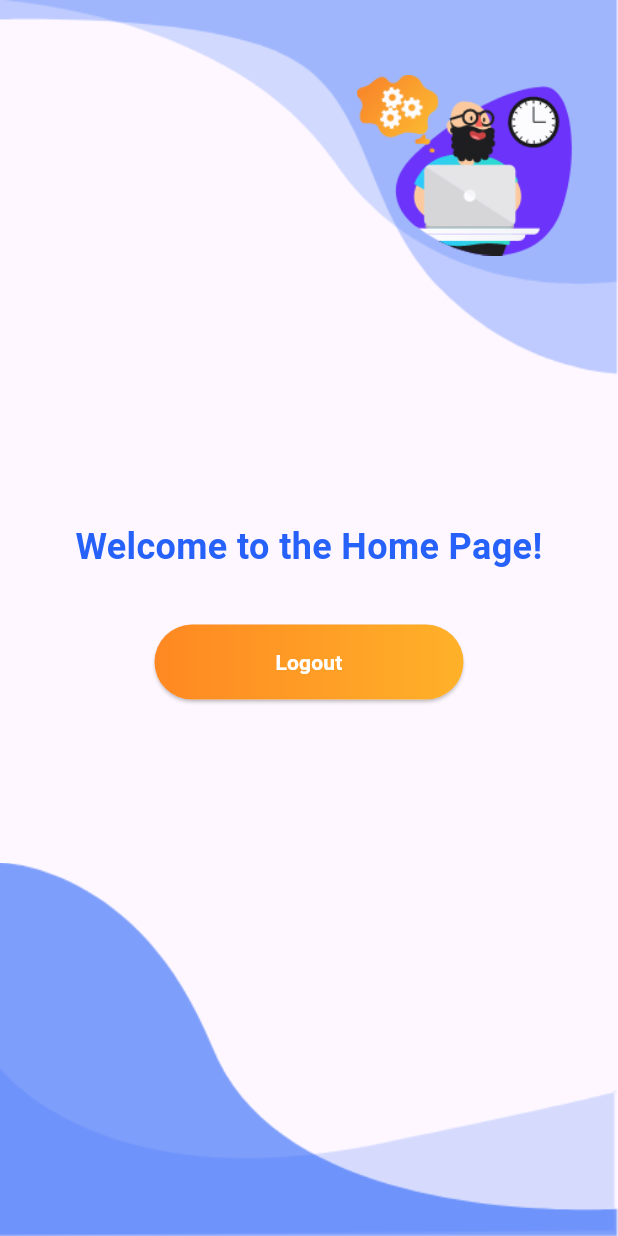
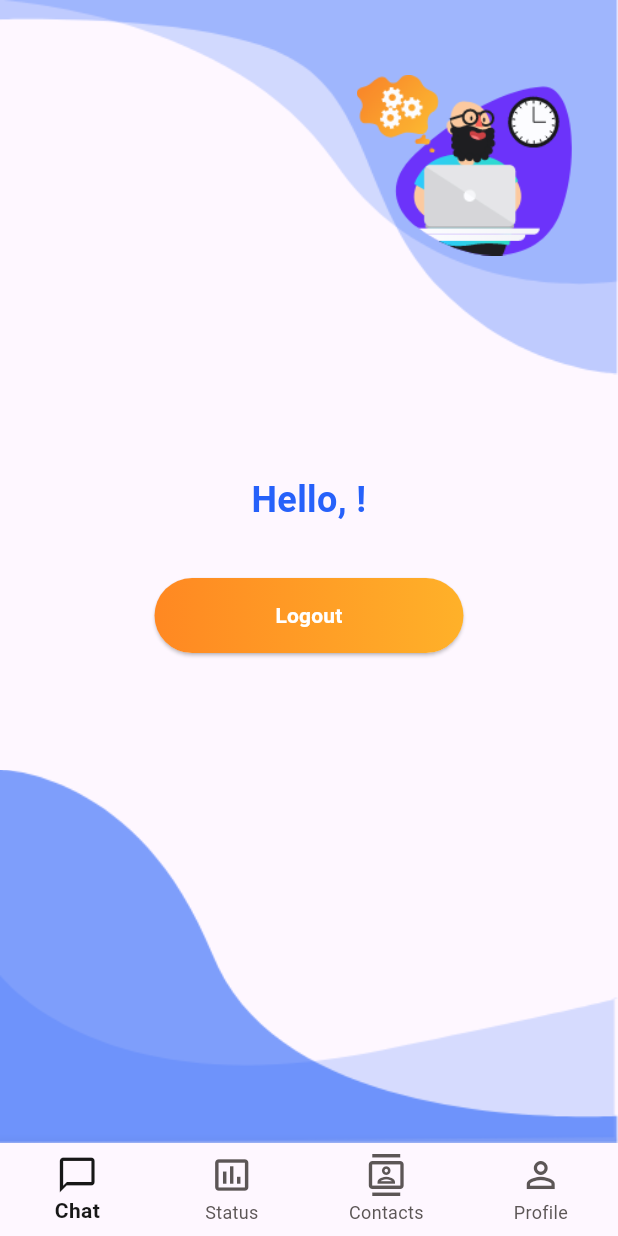
Before and after one commit to IshanDilhan/ChatJet-chatApp-with-flutter, a Flutter app: the HomePage screen opened directly, on a phone screen of 412 x 824 dp. Run offline on Flutter 3.47's test engine with Material 3 defaults, Android fonts, the phone set to English and light mode, and no system bars; our stand-ins replace cloud_firestore, firebase_auth, firebase_core, google_fonts, google_sign_in, logger and 1 more; accounts and stored records are empty.

Commit message:
main screen and userprovider seted

```diff
--- a/lib/controlers/user_controler.dart
+++ b/lib/controlers/user_controler.dart
@@ -1,6 +1,6 @@
 import 'package:chatapp/models/user_model.dart';
 import 'package:chatapp/screens/SignInPages/loging_screen.dart';
-import 'package:chatapp/screens/home_page.dart';
+import 'package:chatapp/screens/main_screen.dart';
 import 'package:cloud_firestore/cloud_firestore.dart';
 import 'package:firebase_auth/firebase_auth.dart';
 import 'package:flutter/material.dart';
--- a/lib/screens/home_page.dart
+++ b/lib/screens/HomePages/home_page.dart
@@ -1,13 +1,44 @@
 import 'package:chatapp/controlers/user_controler.dart';
+import 'package:chatapp/providers/user_provider.dart';
+
 import 'package:chatapp/screens/SignInPages/loging_screen.dart';
 import 'package:flutter/material.dart';
+import 'package:logger/web.dart';
+import 'package:provider/provider.dart';
 
-class HomePage extends StatelessWidget {
-  const HomePage({super.key});
+class HomeScreen extends StatefulWidget {
+  const HomeScreen({super.key});
+
+  @override
+  State<HomeScreen> createState() => _HomeScreenState();
+}
+
+class _HomeScreenState extends State<HomeScreen> {
+  @override
+  void initState() {
+    super.initState();
+    _loadUserData();
+  }
+
+  Logger _logger = Logger();
+  Future<void> _loadUserData() async {
+    try {
+      await Provider.of<UserProvider>(context, listen: false).loadUserData();
+      final user = Provider.of<UserProvider>(context, listen: false).user;
+      if (user != null) {
+        _logger.i("User data loaded successfully: ${user.username}");
+      } else {
+        _logger.w("User data could not be loaded.");
+      }
+    } catch (error) {
+      _logger.e("Error loading user data: $error");
+    }
+  }
 
   @override
   Widget build(BuildContext context) {
     Size size = MediaQuery.of(context).size;
+    final fretcheduser = Provider.of<UserProvider>(context).user;
 
     return Scaffold(
       // ignore: sized_box_for_whitespace
@@ -62,9 +93,9 @@ class HomePage extends StatelessWidget {
               children: <Widget>[
                 Container(
                   alignment: Alignment.center,
-                  child: const Text(
-                    "Welcome to the Home Page!",
-                    style: TextStyle(
+                  child: Text(
+                    "Hello, ${fretcheduser?.username ?? 'User'}!",
+                    style: const TextStyle(
                       fontWeight: FontWeight.bold,
                       color: Color(0xFF2661FA),
                       fontSize: 24,
--- a/lib/screens/SignInPages/loging_screen.dart
+++ b/lib/screens/SignInPages/loging_screen.dart
@@ -1,7 +1,7 @@
 import 'package:chatapp/controlers/user_controler.dart';
 import 'package:chatapp/screens/SignInPages/reset_password.dart';
 import 'package:chatapp/screens/SignInPages/sign_up.dart';
-import 'package:chatapp/screens/home_page.dart';
+import 'package:chatapp/screens/main_screen.dart';
 import 'package:flutter/material.dart';
 import 'package:google_fonts/google_fonts.dart';
 import 'package:logger/logger.dart';
--- a/lib/screens/SignInPages/sign_up.dart
+++ b/lib/screens/SignInPages/sign_up.dart
@@ -1,6 +1,6 @@
 import 'package:chatapp/controlers/user_controler.dart';
 import 'package:chatapp/screens/SignInPages/loging_screen.dart';
-import 'package:chatapp/screens/home_page.dart';
+import 'package:chatapp/screens/main_screen.dart';
 import 'package:flutter/material.dart';
 import 'package:google_fonts/google_fonts.dart';
 import 'package:logger/logger.dart';
--- a/lib/screens/SignInPages/splash_screen.dart
+++ b/lib/screens/SignInPages/splash_screen.dart
@@ -1,6 +1,6 @@
 import 'package:chatapp/screens/SignInPages/loging_screen.dart';
 import 'package:chatapp/screens/SignInPages/sign_up.dart';
-import 'package:chatapp/screens/home_page.dart';
+import 'package:chatapp/screens/main_screen.dart';
 import 'package:cloud_firestore/cloud_firestore.dart';
 import 'package:firebase_auth/firebase_auth.dart';
 import 'package:flutter/cupertino.dart';
--- /dev/null
+++ b/lib/screens/main_screen.dart
@@ -0,0 +1,75 @@
+import 'package:chatapp/screens/HomePages/home_page.dart';
+import 'package:flutter/material.dart';
+import 'package:google_fonts/google_fonts.dart';
+import 'package:chatapp/screens/HomePages/contact_page.dart';
+import 'package:chatapp/screens/HomePages/profile_screen.dart';
+import 'package:chatapp/screens/HomePages/status_screen.dart';
+
+class HomePage extends StatefulWidget {
+  const HomePage({super.key});
+
+  @override
+  State<HomePage> createState() => _HomePageState();
+}
+
+class _HomePageState extends State<HomePage> {
+  int _currentIndex = 0;
+
+  final List<Widget> _screens = [
+    const HomeScreen(), // Pass parameters later
+    const StatusScreen(),
+    const ContactPage(),
+    const ProfileScreen(),
+  ];
+
+  @override
+  Widget build(BuildContext context) {
+    return Scaffold(
+      body: _screens[_currentIndex],
+      bottomNavigationBar: BottomNavigationBar(
+        type: BottomNavigationBarType.fixed,
+        currentIndex: _currentIndex,
+        selectedItemColor: const Color.fromARGB(
+            255, 23, 23, 23), // Color for the selected item
+        unselectedItemColor:
+            const Color.fromARGB(255, 92, 86, 86), // Color for unselected items
+        selectedFontSize: 14,
+        unselectedFontSize: 12,
+        iconSize: 28,
+        onTap: (index) {
+          setState(() {
+            _currentIndex = index;
+          });
+        },
+        items: const [
+          BottomNavigationBarItem(
+            icon: Icon(Icons.chat_bubble_outline),
+            label: "Chat",
+            backgroundColor: Colors.white,
+          ),
+          BottomNavigationBarItem(
+            icon: Icon(Icons.insert_chart_outlined),
+            label: "Status",
+            backgroundColor: Colors.white,
+          ),
+          BottomNavigationBarItem(
+            icon: Icon(Icons.contacts_outlined),
+            label: "Contacts",
+            backgroundColor: Colors.white,
+          ),
+          BottomNavigationBarItem(
+            icon: Icon(Icons.person_outline),
+            label: "Profile",
+            backgroundColor: Colors.white,
+          ),
+        ],
+        selectedLabelStyle: GoogleFonts.roboto(
+          fontWeight: FontWeight.w600,
+        ),
+        unselectedLabelStyle: GoogleFonts.roboto(
+          fontWeight: FontWeight.w400,
+        ),
+      ),
+    );
+  }
+}
--- a/pubspec.yaml
+++ b/pubspec.yaml
@@ -42,6 +42,7 @@ dependencies:
   firebase_auth: ^4.16.0
   cloud_firestore: ^4.14.0
   google_sign_in: ^6.2.1
+  provider: ^6.1.2
 
 dev_dependencies:
   flutter_test:
```
Also changed, not shown: lib/main.dart (+7 -1 lines), lib/providers/user_provider.dart (added, +40 -0 lines), lib/screens/HomePages/contact_page.dart (added, +15 -0 lines), lib/screens/HomePages/profile_screen.dart (added, +15 -0 lines), lib/screens/HomePages/status_screen.dart (added, +15 -0 lines), pubspec.lock.
